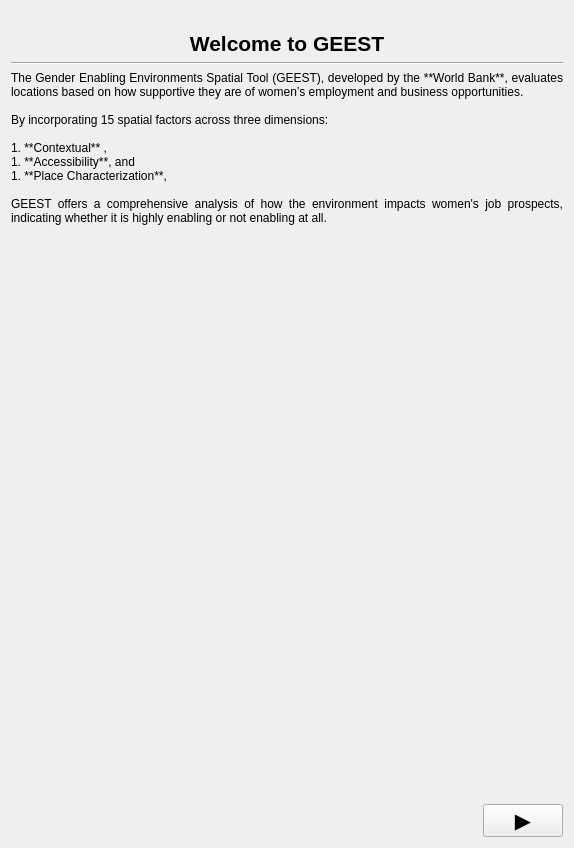
Above: geest/ui/intro_panel_base.ui from worldbank/GEEST before the change. Below: the same form after it.
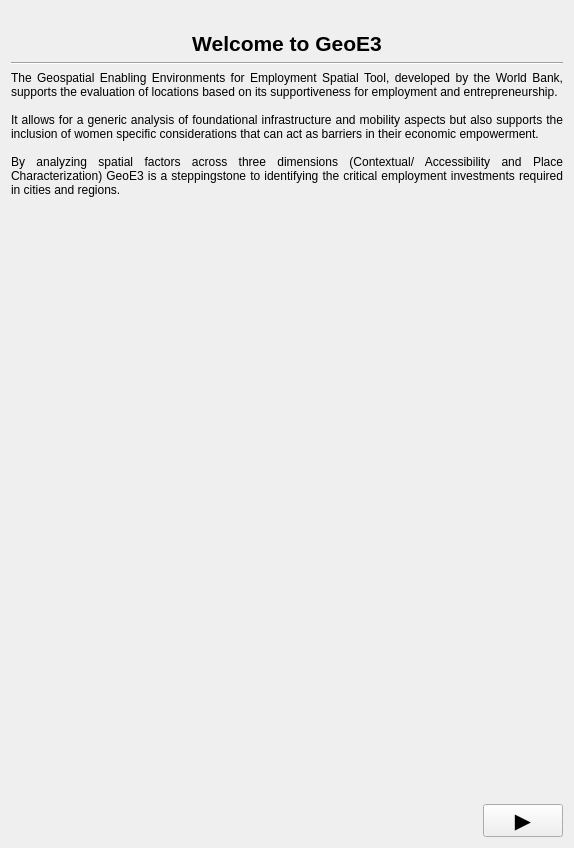
That is the form after the change. Icons and pictures are not drawn.

What changed in the file:
```diff
--- a/geest/ui/intro_panel_base.ui
+++ b/geest/ui/intro_panel_base.ui
@@ -78,7 +78,7 @@
    <item row="1" column="0">
     <widget class="QLabel" name="label_2">
      <property name="text">
-      <string>&lt;html&gt;&lt;head/&gt;&lt;body&gt;&lt;p align=&quot;center&quot;&gt;&lt;span style=&quot; font-size:16pt; font-weight:600;&quot;&gt;Welcome to GEEST&lt;/span&gt;&lt;/p&gt;&lt;/body&gt;&lt;/html&gt;</string>
+      <string>&lt;html&gt;&lt;head/&gt;&lt;body&gt;&lt;p align=&quot;center&quot;&gt;&lt;span style=&quot; font-size:16pt; font-weight:600;&quot;&gt;Welcome to GeoE3&lt;/span&gt;&lt;/p&gt;&lt;/body&gt;&lt;/html&gt;</string>
      </property>
      <property name="textFormat">
       <enum>Qt::RichText</enum>
@@ -127,15 +127,11 @@
           <string notr="true"/>
          </property>
          <property name="text">
-          <string>The Gender Enabling Environments Spatial Tool (GEEST), developed by the **World Bank**, evaluates locations based on how supportive they are of women’s employment and business opportunities.
+          <string>The Geospatial Enabling Environments for Employment Spatial Tool, developed by the World Bank, supports the evaluation of locations based on its supportiveness for employment and entrepreneurship.
 
-By incorporating 15 spatial factors across three dimensions:
+It allows for a generic analysis of foundational infrastructure and mobility aspects but also supports the inclusion of women specific considerations that can act as barriers in their economic empowerment.
 
-1. **Contextual** ,
-1. **Accessibility**, and
-1. **Place Characterization**,
-
-GEEST offers a comprehensive analysis of how the environment impacts women's job prospects, indicating whether it is highly enabling or not enabling at all.</string>
+By analyzing spatial factors across three dimensions (Contextual/ Accessibility and Place Characterization) GeoE3 is a steppingstone to identifying the critical employment investments required in cities and regions.</string>
          </property>
          <property name="textFormat">
           <enum>Qt::MarkdownText</enum>
```
